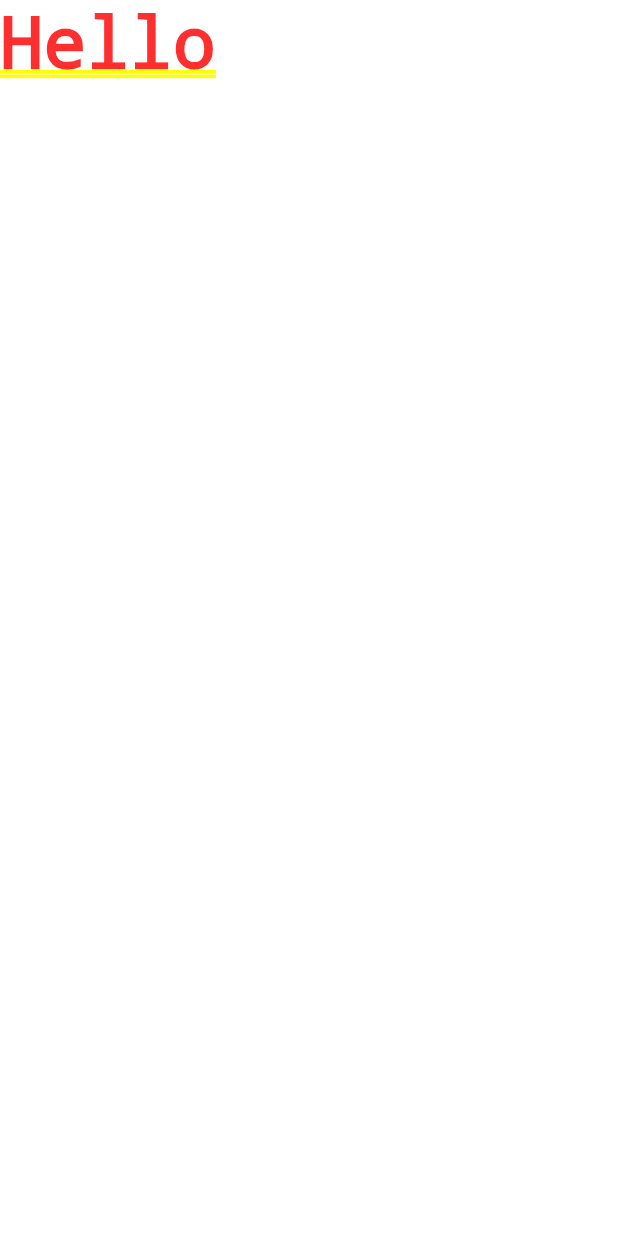
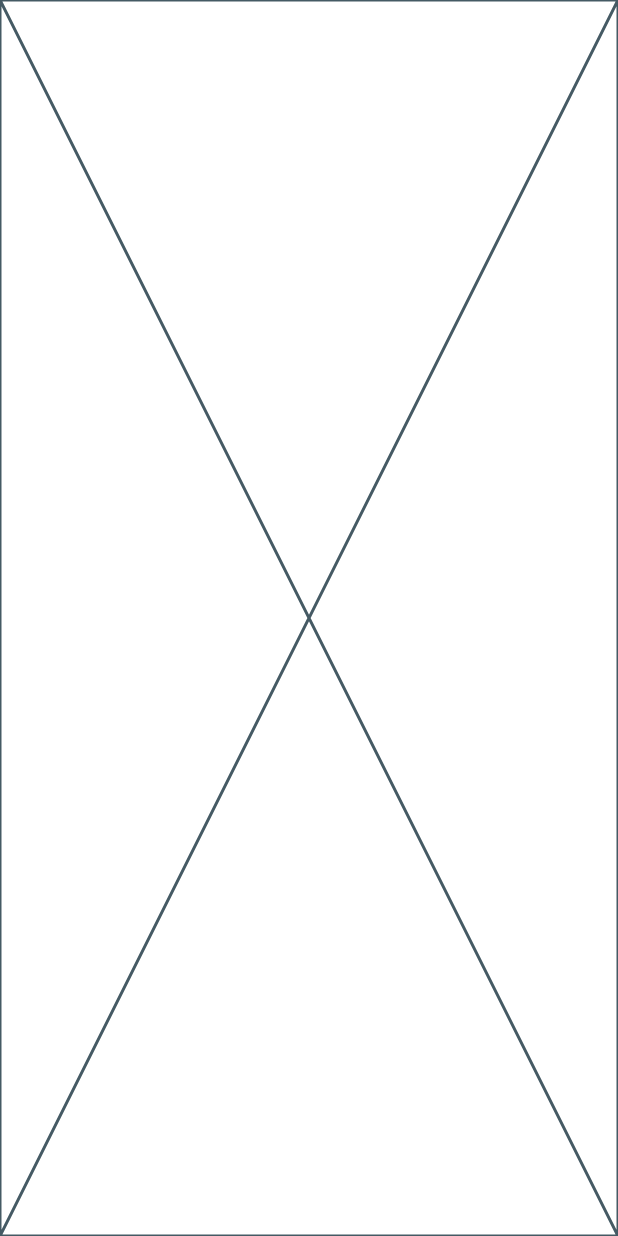
Before and after one commit to sonuos1501/slidepuzzle, a Flutter app: the screen it shows after launch, on a phone screen of 412 x 824 dp. Run offline on Flutter 3.47's test engine with Material 2 defaults, Android fonts, the light colour scheme and no system bars; our stand-ins replace go_router; missing offline and left inert: flutter_portal.

Commit message:
setup router

```diff
--- a/lib/app.dart
+++ b/lib/app.dart
@@ -10,7 +10,7 @@ class App extends StatefulWidget {
       GoRoute(
         path: '/',
         builder: (context, state) {
-          return const Text('Hello');
+          return const Test();
         },
       ),
     ],
@@ -31,3 +31,17 @@ class _AppState extends State<App> {
     );
   }
 }
+
+class Test extends StatefulWidget {
+  const Test({super.key});
+
+  @override
+  State<Test> createState() => _TestState();
+}
+
+class _TestState extends State<Test> {
+  @override
+  Widget build(BuildContext context) {
+    return const Placeholder();
+  }
+}
```
